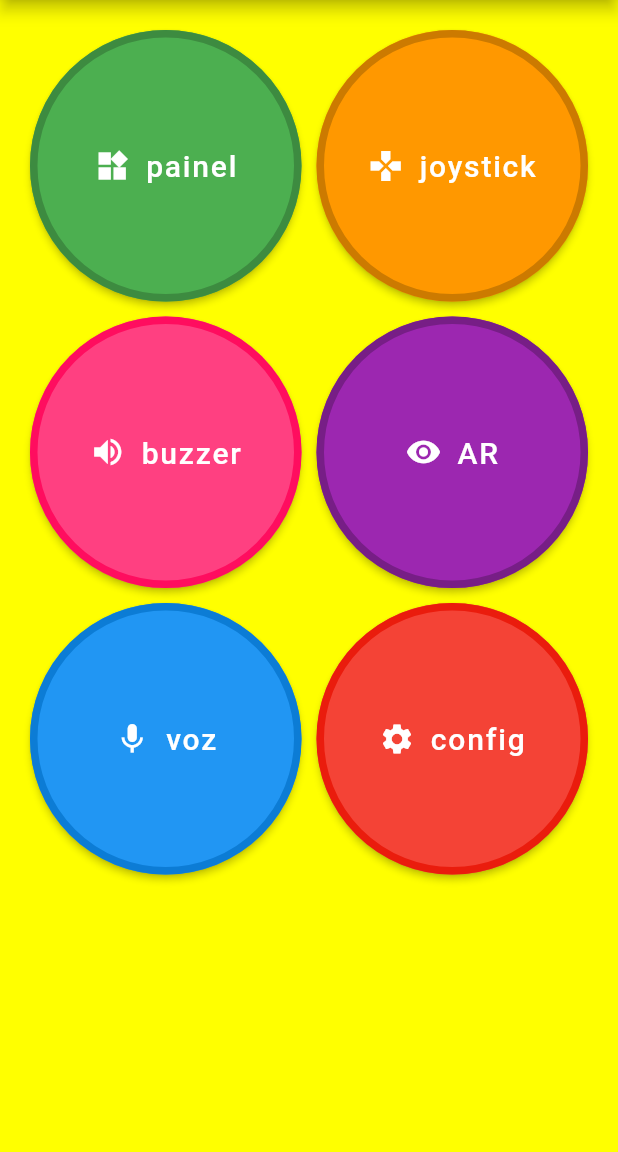
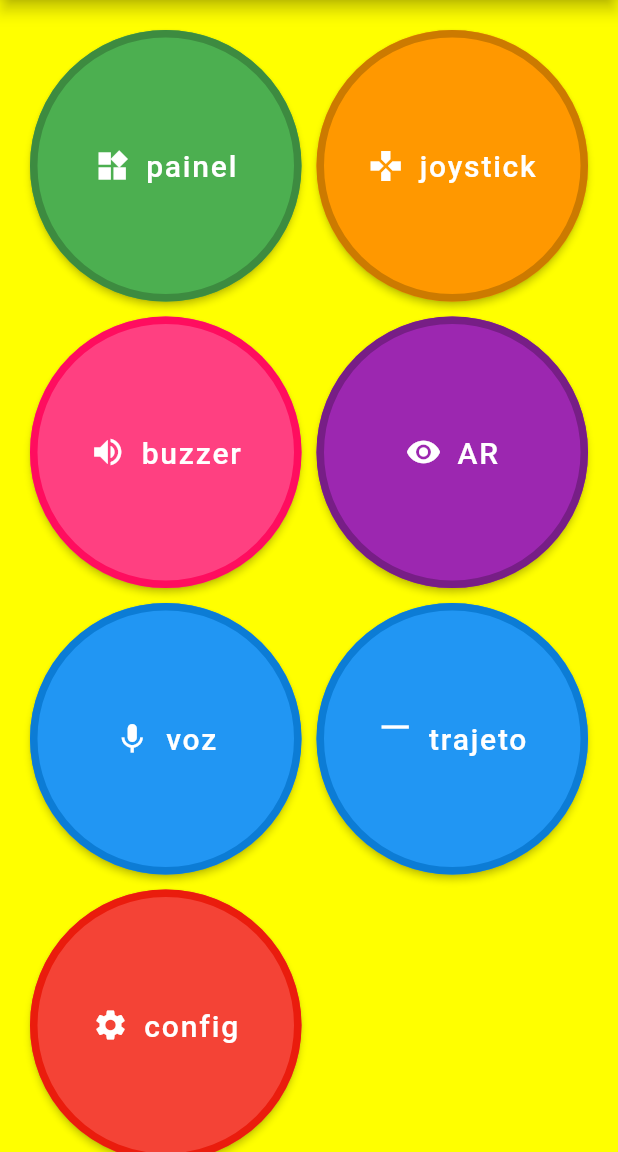
Before and after one commit to mochetti/tampi_app, a Flutter app: the screen it shows after launch, after a tap on the "wifi" icon, on a phone screen of 412 x 824 dp, the part 84-1236 px from its top. Run offline on Flutter 3.47's test engine with Material 2 defaults, Android fonts, the phone set to English and light mode, and no system bars; our stand-ins replace audioplayers, connectivity, speech_to_text, tinycolor; missing offline and left inert: arcore_flutter_plugin, arkit_plugin, flutter_barcode_scanner; network calls fail.

Commit message:
animação inicial

```diff
--- a/lib/ConfigPage.dart
+++ b/lib/ConfigPage.dart
@@ -1,7 +1,7 @@
 import 'package:flutter/material.dart';
 import 'package:connectivity/connectivity.dart';
 import 'package:flutter_barcode_scanner/flutter_barcode_scanner.dart';
-import 'package:tampi/ARPage.dart';
+import 'package:Tampi/ARPage.dart';
 import 'BuzzerPage.dart';
 import 'websocket.dart';
 import 'bottle_cap_button_widget.dart';
@@ -92,8 +92,7 @@ class _ConfigPage extends State<ConfigPage> {
       leadingIconMargin: 10,
       color: Colors.red,
       onClick: () async {
-        var connectivityResult =
-            await (Connectivity().checkConnectivity());
+        var connectivityResult = await (Connectivity().checkConnectivity());
         if (connectivityResult == ConnectivityResult.wifi) {
           // estamos no wifi
           print('estamos no wifi');
--- /dev/null
+++ b/lib/LogoPainter.dart
@@ -0,0 +1,53 @@
+import 'package:flutter/material.dart';
+import 'dart:math';
+
+class LogoPainter extends CustomPainter {
+  Paint _paint;
+  double _fraction, width, height;
+
+  LogoPainter(this._fraction, this.width, this.height) {
+    _paint = Paint()
+      ..color = Color(0xffaecbf7)
+      ..strokeCap = StrokeCap.round
+      ..strokeWidth = 9;
+  }
+  @override
+  void paint(Canvas canvas, Size size) {
+    // // T superior
+    var path = Path();
+    path.moveTo(width / 4, height / 2 - 7 * width / 20);
+    path.lineTo(3 * width / 4, height / 2 - 7 * width / 20);
+    Rect r = Rect.fromCenter(
+        center: Offset(3 * width / 4, height / 2 - width / 4),
+        width: width / 5,
+        height: width / 5);
+    path.arcTo(r, -3.1415926 / 2, 3.1415926, false);
+    path.lineTo(width / 4, height / 2 - 3 * width / 20);
+    r = Rect.fromCenter(
+        center: Offset(width / 4, height / 2 - width / 4),
+        width: width / 5,
+        height: width / 5);
+    path.arcTo(r, pi / 2, pi, false);
+    _paint.color = Color(0xff46B1C9);
+    _paint.style = PaintingStyle.fill;
+    canvas.drawPath(path, _paint);
+
+    // Círculo superior
+    _paint.color = Color(0xffCE8147);
+    var topCircle = Offset(_fraction * width / 2, height / 2);
+    _paint.style = PaintingStyle.fill;
+    canvas.drawCircle(topCircle, width / 10, _paint);
+
+    // Círculo inferior
+    _paint.color = Color(0xffECDD7B);
+    var bottomCircle =
+        Offset(width - _fraction * width / 2, height / 2 + width / 4);
+    _paint.style = PaintingStyle.fill;
+    canvas.drawCircle(bottomCircle, width / 10, _paint);
+  }
+
+  @override
+  bool shouldRepaint(LogoPainter oldDelegate) {
+    return oldDelegate._fraction != _fraction;
+  }
+}
--- a/lib/MenuPage.dart
+++ b/lib/MenuPage.dart
@@ -1,3 +1,4 @@
+import 'package:Tampi/main.dart';
 import 'package:flutter/material.dart';
 import 'BoardPage.dart';
 import 'JoystickPage.dart';
@@ -7,6 +8,7 @@ import 'ARPage.dart';
 import 'BuzzerPage.dart';
 import 'VoicePage.dart';
 import 'bottle_cap_button_widget.dart';
+import 'TrajetoPage.dart';
 
 class MenuPage extends StatefulWidget {
   _MenuPageState createState() => _MenuPageState();
@@ -32,7 +34,8 @@ class _MenuPageState extends State<MenuPage> {
                       tentarReconectar = false,
                       sockets.reset(),
                     },
-                  Navigator.of(context).popUntil((route) => route.isFirst),
+                  Navigator.of(context).pop(false),
+                  Navigator.of(context).pop(false),
                 },
                 child: new Text('Sim'),
               ),
@@ -63,6 +66,7 @@ class _MenuPageState extends State<MenuPage> {
             _buildBuzzerButton(),
             _buildARButton(),
             _buildMicButton(),
+            _buildTrajetoButton(),
             _buildConfigButton(),
           ],
         ),
@@ -83,8 +87,7 @@ class _MenuPageState extends State<MenuPage> {
               builder: (context) => BoardPage(),
             ),
           );
-      }
-    );
+        });
   }
 
   Widget _buildJoystickButton() {
@@ -100,8 +103,7 @@ class _MenuPageState extends State<MenuPage> {
               builder: (context) => JoystickPage(),
             ),
           );
-      }
-    );
+        });
   }
 
   Widget _buildBuzzerButton() {
@@ -117,8 +119,7 @@ class _MenuPageState extends State<MenuPage> {
               builder: (context) => BuzzerPage(),
             ),
           );
-      }
-    );
+        });
   }
 
   Widget _buildARButton() {
@@ -134,8 +135,7 @@ class _MenuPageState extends State<MenuPage> {
               builder: (context) => ARPage(),
             ),
           );
-      }
-    );
+        });
   }
 
   Widget _buildMicButton() {
@@ -151,8 +151,23 @@ class _MenuPageState extends State<MenuPage> {
               builder: (context) => VoicePage(),
             ),
           );
+        });
   }
+
+  Widget _buildTrajetoButton() {
+    return bottleCapButton(
+        text: 'trajeto',
+        leadingIcon: Icon(Icons.maximize),
+        leadingIconMargin: 10,
+        color: Colors.blue,
+        onClick: () {
+          Navigator.push(
+            context,
+            MaterialPageRoute(
+              builder: (context) => TrajetoPage(),
+            ),
           );
+        });
   }
 
   Widget _buildConfigButton() {
@@ -168,8 +183,6 @@ class _MenuPageState extends State<MenuPage> {
               builder: (context) => ConfigPage(),
             ),
           );
+        });
   }
-    );
 }
-
-}
--- a/lib/main.dart
+++ b/lib/main.dart
@@ -1,9 +1,12 @@
+import 'dart:async';
+
 import 'package:flutter/material.dart';
 import 'MenuPage.dart';
 import 'websocket.dart';
 import 'package:connectivity/connectivity.dart';
 import 'instrucoesConexaoPage.dart';
 import 'bottle_cap_button_widget.dart';
+import 'LogoPainter.dart';
 
 void main() => runApp(MyApp());
 
@@ -13,8 +16,60 @@ class MyApp extends StatelessWidget {
     final title = 'tampi';
     return MaterialApp(
       title: title,
-      home: Home(),
+      home: LogoAnimator(),
     );
+  }
+}
+
+class LogoAnimator extends StatefulWidget {
+  LogoAnimator({Key key}) : super(key: key);
+
+  _LogoAnimatorState createState() => _LogoAnimatorState();
+}
+
+class _LogoAnimatorState extends State<LogoAnimator>
+    with SingleTickerProviderStateMixin {
+  double _fraction = 0.0;
+  Animation<double> animation;
+  AnimationController controller;
+
+  @override
+  void initState() {
+    super.initState();
+
+    controller = AnimationController(
+        duration: const Duration(milliseconds: 2000), vsync: this);
+
+    animation = Tween(begin: 0.0, end: 1.0).animate(controller)
+      ..addListener(() {
+        setState(() {
+          _fraction = animation.value;
+        });
+      });
+    WidgetsBinding.instance.addPostFrameCallback((_) => animacao(context));
+  }
+
+  Future<void> animacao(BuildContext context) async {
+    await controller.forward();
+    Navigator.of(context).push(
+      MaterialPageRoute(
+        builder: (context) => Home(),
+      ),
+    );
+  }
+
+  @override
+  Widget build(BuildContext context) {
+    return CustomPaint(
+      painter: LogoPainter(_fraction, MediaQuery.of(context).size.width,
+          MediaQuery.of(context).size.height),
+    );
+  }
+
+  @override
+  dispose() {
+    controller.dispose();
+    super.dispose();
   }
 }
 
--- a/pubspec.yaml
+++ b/pubspec.yaml
@@ -1,5 +1,5 @@
-name: tampi
-description: tampi app
+name: Tampi
+description: Tampi app
 
 # The following line prevents the package from being accidentally published to
 # pub.dev using `pub publish`. This is preferred for private packages.
```
Also changed, not shown: lib/PathPage.dart (deleted, +0 -15 lines), lib/TrajetoPage.dart (added, +92 -0 lines), pubspec.lock, 11 other files. Lines whose indentation alone changed are shown as unchanged.
